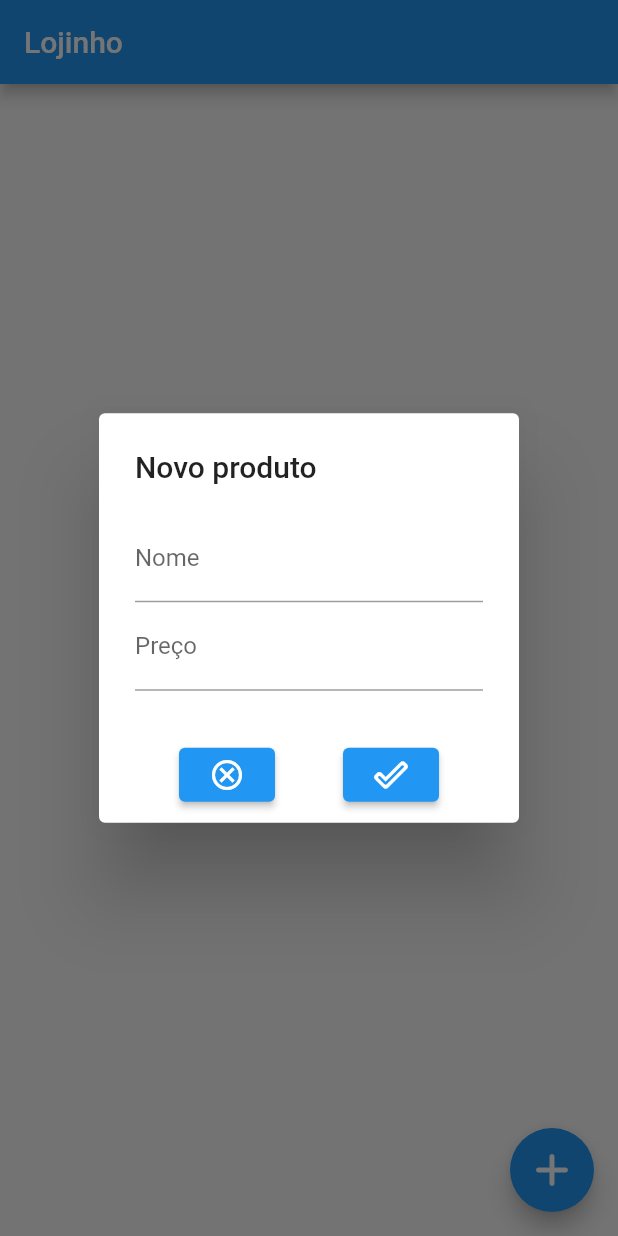
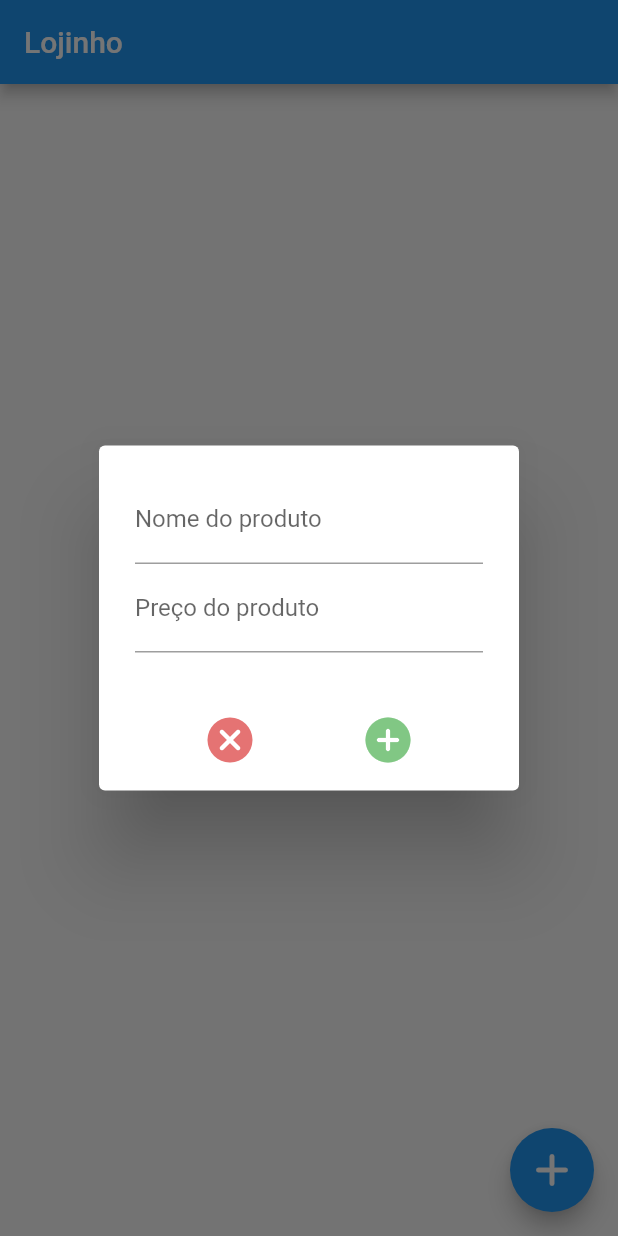
Before and after one commit to TI-TecnicamenteIdiotas/usabilidade-desenvolvimento-web-mobile-e-jogos, a Flutter app: the screen it shows after launch, after a tap on the "add" icon, on a phone screen of 412 x 824 dp. Run offline on Flutter 3.47's test engine with Material 2 defaults, Android fonts, the light colour scheme and no system bars.

Commit message:
feat: change button icons, add button color

```diff
--- a/pratica20230315/lib/mainApp.dart
+++ b/pratica20230315/lib/mainApp.dart
@@ -14,11 +14,13 @@ class MainApp extends StatelessWidget {
       title: "Flutter 2023 03 15",
       theme: ThemeData(
         primaryColor: Colors.blue,
-        textTheme: TextTheme(
-          bodyMedium: TextStyle(
+        textTheme: const TextTheme(
+          bodyMedium: const TextStyle(
             color: Colors.white,
           ),
         ),
+        iconTheme: const IconThemeData(size: 36),
+        floatingActionButtonTheme: FloatingActionButtonThemeData(iconSize: 36),
       ),
       home: HomePage(myShop.name),
     );
--- a/pratica20230315/lib/pages/homePage/helpers/dialogHelper.dart
+++ b/pratica20230315/lib/pages/homePage/helpers/dialogHelper.dart
@@ -19,10 +19,9 @@ abstract class DialogHelper {
       barrierDismissible: false,
       builder: (context) => DialogFormWidget(
         formKey: formKey,
-        titleText: "Novo produto",
         formFields: [
           NameFormFieldWidget(
-            labelText: "Nome",
+            labelText: "Nome do produto",
             onSaved: (newValue) {
               if (newValue == null || newValue.isEmpty) return;
 
@@ -31,7 +30,7 @@ abstract class DialogHelper {
             },
           ).build(context),
           NumberFormFieldWidget(
-            labelText: "Preço",
+            labelText: "Preço do produto",
             onSaved: (newValue) {
               if (newValue == null || newValue.isEmpty) return;
 
--- a/pratica20230315/lib/pages/homePage/homePage.dart
+++ b/pratica20230315/lib/pages/homePage/homePage.dart
@@ -34,10 +34,7 @@ class HomePageState extends State<HomePage> {
       floatingActionButton: FloatingActionButton(
         onPressed: showAddProductDialog,
         tooltip: "Adicionar produto",
-        child: const Icon(
-          Icons.add_rounded,
-          size: 36,
-        ),
+        child: Icon(Icons.add_rounded),
       ),
     );
   }
--- a/pratica20230315/lib/widgets/dialogFormWidget.dart
+++ b/pratica20230315/lib/widgets/dialogFormWidget.dart
@@ -2,7 +2,6 @@ import "package:flutter/material.dart";
 
 class DialogFormWidget extends StatelessWidget {
   final GlobalKey<FormState> formKey;
-  final String titleText;
   final List<TextFormField> formFields;
   final void Function()? handleCancel;
   final void Function() handleAccept;
@@ -10,7 +9,6 @@ class DialogFormWidget extends StatelessWidget {
   const DialogFormWidget({
     Key? key,
     required this.formKey,
-    required this.titleText,
     required this.formFields,
     required this.handleAccept,
     this.handleCancel = null,
@@ -20,7 +18,6 @@ class DialogFormWidget extends StatelessWidget {
   AlertDialog build(BuildContext context) {
     return AlertDialog(
       scrollable: true,
-      title: Text(titleText),
       actionsAlignment: MainAxisAlignment.spaceEvenly,
       content: Form(
         key: formKey,
@@ -30,13 +27,15 @@ class DialogFormWidget extends StatelessWidget {
         ),
       ),
       actions: [
-        ElevatedButton(
+        IconButton(
           onPressed: handleCancel ?? () => Navigator.of(context).pop(),
-          child: const Icon(Icons.cancel_outlined),
+          color: Colors.red.shade300,
+          icon: Icon(Icons.cancel_rounded),
         ),
-        ElevatedButton(
+        IconButton(
           onPressed: handleAccept,
-          child: const Icon(Icons.done_outline_rounded),
+          color: Colors.green.shade300,
+          icon: Icon(Icons.add_circle_rounded),
         ),
       ],
     );
```
